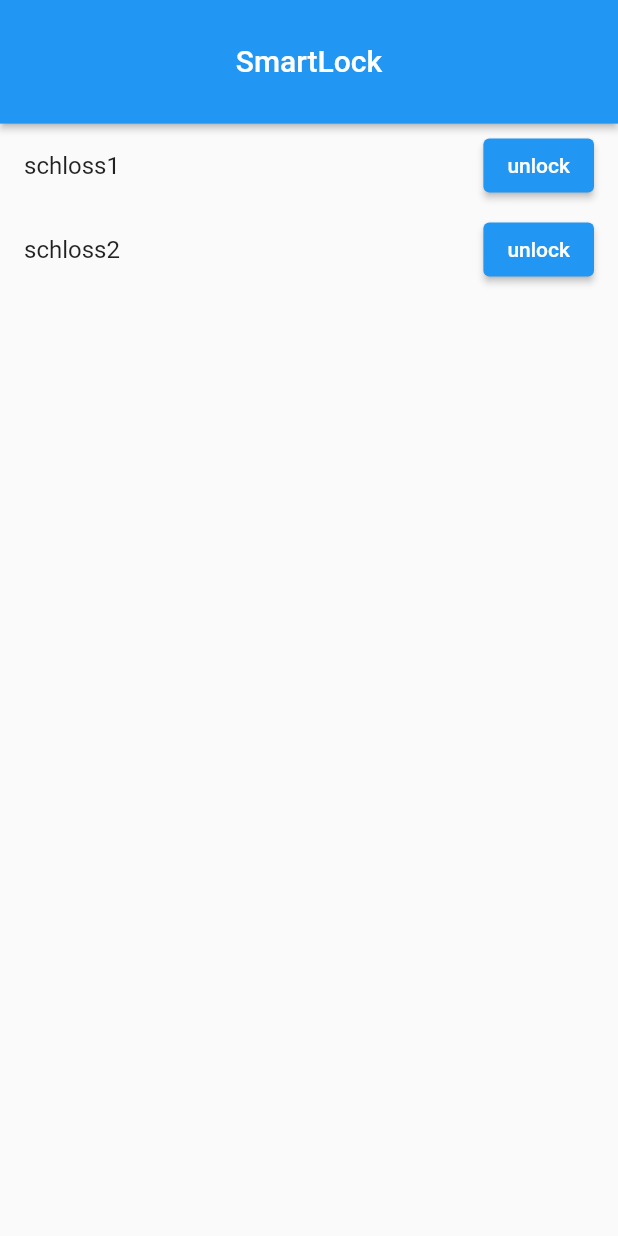
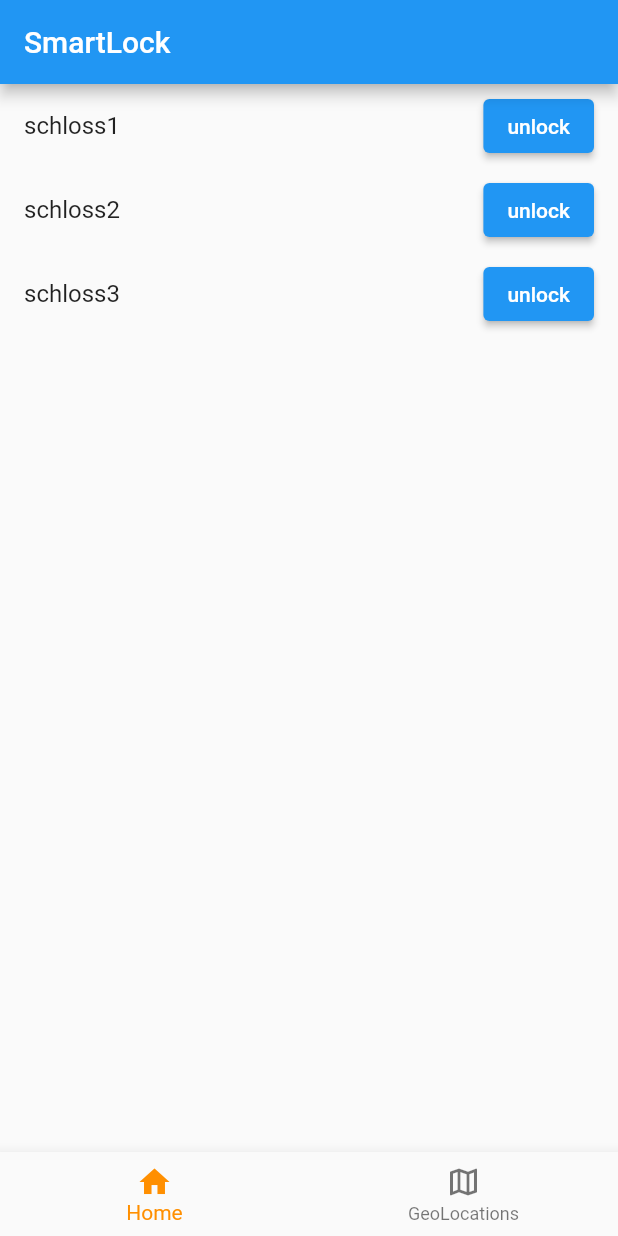
Before and after one commit to iot-smart-lock/app, a Flutter app: the screen it shows after launch, on a phone screen of 412 x 824 dp. Run offline on Flutter 3.47's test engine with Material 2 defaults, Android fonts, the phone set to English and light mode, and no system bars; our stand-ins replace flutter_map, latlong2; missing offline and left inert: flutter_reactive_ble.

Commit message:
app basic layout and map import try

```diff
--- a/lib/home.dart
+++ b/lib/home.dart
@@ -1,5 +1,7 @@
 import 'package:flutter/material.dart';
 import 'package:flutter_reactive_ble/flutter_reactive_ble.dart';
+import 'package:flutter_map/flutter_map.dart';
+import 'package:latlong2/latlong.dart';
 
 
 class MyHomePage extends StatefulWidget {
@@ -11,24 +13,6 @@ class MyHomePage extends StatefulWidget {
   State<MyHomePage> createState() => _MyHomePageState();
 }
 
-class _MyHomePageState extends State<MyHomePage> {
-  List<String> _devices = ["schloss1", "schloss2"]; //connected smartlocks (hardcode at first)
-  String _error_msg = "";
-  final flutterReactiveBle = FlutterReactiveBle();
-
-  void _search() {
-    flutterReactiveBle.scanForDevices(
-        withServices: [], scanMode: ScanMode.lowLatency).listen((device) {
-      setState(() {
-        _devices.add(device.name);
-      });
-    }, onError: (e) {
-      setState(() {
-        _error_msg = e.toString(); //code for handling errors
-        _devices = [];
-      });
-    });
-  }
 
 /*  @override
   Widget build(BuildContext context) {
@@ -59,55 +43,34 @@ class _MyHomePageState extends State<MyHomePage> {
 }*/
 
 
-  @override
-  Widget build(BuildContext context) {
-    return Scaffold(
-      appBar: PreferredSize(
-        preferredSize:
-            Size.fromHeight(MediaQuery.of(context).size.height * 0.1),
-        child: AppBar(
-          //backgroundColor: FlutterFlowTheme.of(context).secondaryColor,
-          automaticallyImplyLeading: false,
-          title: Align(
-            alignment: AlignmentDirectional(0, 0),
-            child: Padding(
-              padding: EdgeInsetsDirectional.fromSTEB(0, 25, 0, 0),
-              child: Text(
-                'SmartLock',
-                textAlign: TextAlign.center,
-                //style: FlutterFlowTheme.of(context).title1,
-              ),
-            ),
-          ),
-          actions: [],
-          centerTitle: false,
-          elevation: 2,
-        ),
-      ),
-      body: ListView.builder(
-        itemCount: _devices.length,
-        itemBuilder: (context, index) {
-          return ListTile(
-            title: Text(_devices[index]),
-            trailing: ElevatedButton(
-              onPressed: () {
-                // do something when button is pressed
-              },
-              child: Text('unlock'),
-            ),
-          );
-        },
-      ));
-      /*body: Column(
-            mainAxisSize: MainAxisSize.max,
-            children: [
-              /*Image.asset(
-                'images/smartlock.png',
-                width: double.infinity,
-                height: MediaQuery.of(context).size.height * 0.4,
-                fit: BoxFit.cover,
-              ),*/
-             ListView.builder(
+class _MyHomePageState extends State<MyHomePage> {
+  List<String> _devices = ["schloss1", "schloss2", "schloss3"]; //connected smartlocks (hardcode at first)
+  String _error_msg = "";
+  final flutterReactiveBle = FlutterReactiveBle(); //BLE instance from imported package
+  final mapController = MapController(); //mapController from imported package
+  final apiKey = "233b12ac-968b-403a-b505-f1a2383ed99f"; //apiKey from stadiamaps; in example const
+  final styleUrl = "https://tiles.stadiamaps.com/tiles/alidade_smooth_dark/{z}/{x}/{y}{r}.png"; //kein plan was des ist; in example auch const
+  int _selectedIndex = 0; //index for Navigation Bar
+  static const TextStyle optionStyle = TextStyle(fontSize: 30, fontWeight: FontWeight.bold);
+
+  //search function to find BLE devices
+  void _search() {
+    flutterReactiveBle.scanForDevices(
+        withServices: [], scanMode: ScanMode.lowLatency).listen((device) {
+      setState(() {
+        _devices.add(device.name);
+      });
+    }, onError: (e) {
+      setState(() {
+        _error_msg = e.toString(); //code for handling errors
+        _devices = [];
+      });
+    });
+  }
+
+  //frontend
+  late final List<Widget> _widgetOptions = <Widget>[
+    ListView.builder(
               itemCount: _devices.length,
               itemBuilder: (context, index) {
                 return ListTile(
@@ -121,8 +84,69 @@ class _MyHomePageState extends State<MyHomePage> {
                 );
               },
             ),
-            ]
-        ));*/
+    FlutterMap(
+      options: MapOptions(
+          center: LatLng(59.438484, 24.742595),
+          zoom: 14,
+          keepAlive: true
+      ),
+      /*nonRotatedChildren: [
+        AttributionWidget.defaultWidget(
+          source: 'Stadia Maps © OpenMapTiles © OpenStreetMap contributors',
+          onSourceTapped: () async {
+            if (!await launchUrl(Uri.parse("https://stadiamaps.com/attribution"))) {
+              if (kDebugMode) {
+                print('Could not launch url');
+              }
+            }
+          },
+        )
+      ],*/
+      children: [
+        TileLayer(
+          urlTemplate:
+          "$styleUrl?api_key={api_key}",
+          additionalOptions: {
+            "api_key": apiKey
+          },
+          maxZoom: 20,
+          maxNativeZoom: 20,
+        )
+      ],
+    )
+  ];
 
+  //function for navigation bar
+  void _onItemTapped(int index) {
+    setState(() {
+      _selectedIndex = index;
+    });
+  }
+
+  @override
+  Widget build(BuildContext context) {
+    return Scaffold(
+      appBar: AppBar(
+        title: const Text('SmartLock'),
+      ),
+      body: Center(
+        child: _widgetOptions.elementAt(_selectedIndex),
+      ),
+      bottomNavigationBar: BottomNavigationBar(
+        items: const <BottomNavigationBarItem>[
+          BottomNavigationBarItem(
+            icon: Icon(Icons.home),
+            label: 'Home',
+          ),
+          BottomNavigationBarItem(
+            icon: Icon(Icons.map_outlined),
+            label: 'GeoLocations',
+          ),
+        ],
+        currentIndex: _selectedIndex,
+        selectedItemColor: Colors.amber[800],
+        onTap: _onItemTapped,
+      ),
+    );
   }
 }
--- a/pubspec.yaml
+++ b/pubspec.yaml
@@ -31,11 +31,14 @@ dependencies:
   flutter:
     sdk: flutter
 
-
   # The following adds the Cupertino Icons font to your application.
   # Use with the CupertinoIcons class for iOS style icons.
   cupertino_icons: ^1.0.2
   flutter_reactive_ble: ^5.0.3
+  flutter_map: ^3.1.0
+
+  latlong2: ^0.8.1
+  url_launcher: ^6.1.6
 
 dev_dependencies:
   flutter_test:
```
Also changed, not shown: pubspec.lock, 5 other files.
